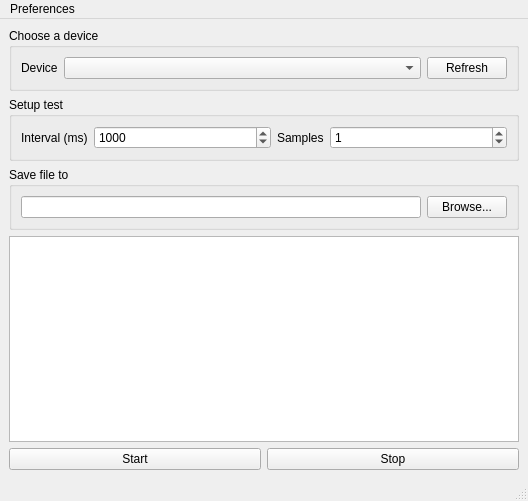
The window that KPIHelper/mainwindow.ui (EdsilvaEps/EasyKPI) describes before a commit, drawn with Qt 5.
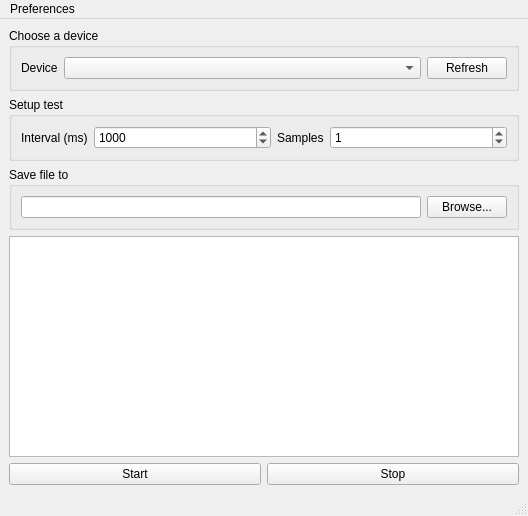
The same window after the commit.

Patch:
```diff
--- a/KPIHelper/mainwindow.ui
+++ b/KPIHelper/mainwindow.ui
@@ -7,7 +7,7 @@
     <x>0</x>
     <y>0</y>
     <width>528</width>
-    <height>501</height>
+    <height>516</height>
    </rect>
   </property>
   <property name="windowTitle">
```
